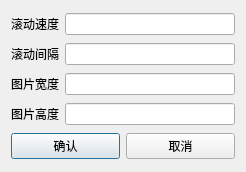
Above: uiconfig.ui from CICSilver/PicMov before the change. Below: the same form after it.
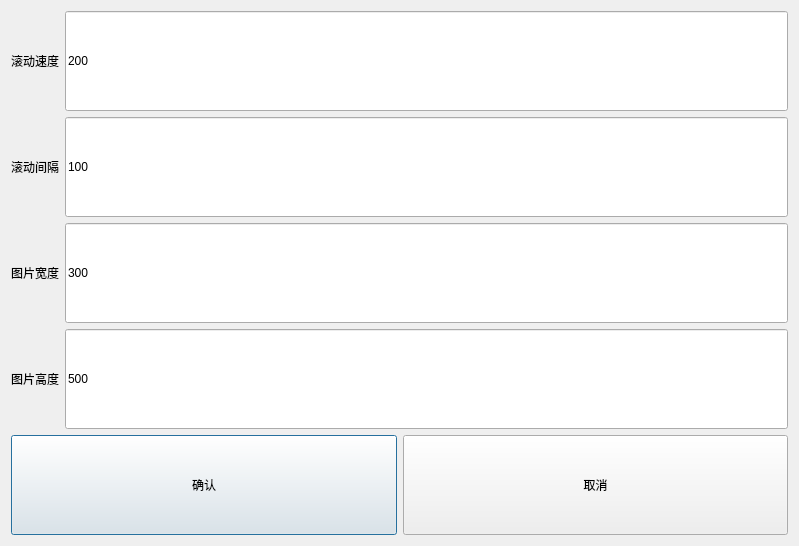
That is the form after the change.

Commit message: 更新设置界面

```diff
--- a/uiconfig.ui
+++ b/uiconfig.ui
@@ -6,19 +6,19 @@
    <rect>
     <x>0</x>
     <y>0</y>
-    <width>246</width>
-    <height>172</height>
+    <width>799</width>
+    <height>546</height>
    </rect>
   </property>
   <property name="sizePolicy">
-   <sizepolicy hsizetype="Fixed" vsizetype="Fixed">
+   <sizepolicy hsizetype="Preferred" vsizetype="Preferred">
     <horstretch>0</horstretch>
     <verstretch>0</verstretch>
    </sizepolicy>
   </property>
   <property name="maximumSize">
    <size>
-    <width>262</width>
+    <width>16777215</width>
     <height>16777215</height>
    </size>
   </property>
@@ -30,13 +30,30 @@
     <layout class="QHBoxLayout" name="horizontalLayout">
      <item>
       <widget class="QLabel" name="label">
+       <property name="styleSheet">
+        <string notr="true">font: 36pt &quot;AniMe Matrix - MB_EN&quot;;</string>
+       </property>
        <property name="text">
         <string>滚动速度</string>
        </property>
       </widget>
      </item>
      <item>
-      <widget class="QLineEdit" name="speedEdit"/>
+      <widget class="QLineEdit" name="speedEdit">
+       <property name="sizePolicy">
+        <sizepolicy hsizetype="Expanding" vsizetype="Expanding">
+         <horstretch>0</horstretch>
+         <verstretch>0</verstretch>
+        </sizepolicy>
+       </property>
+       <property name="styleSheet">
+        <string notr="true">font: 36pt &quot;AniMe Matrix - MB_EN&quot;;
+font: 36pt &quot;黑体&quot;;</string>
+       </property>
+       <property name="text">
+        <string>200</string>
+       </property>
+      </widget>
      </item>
     </layout>
    </item>
@@ -44,13 +61,30 @@
     <layout class="QHBoxLayout" name="horizontalLayout_2">
      <item>
       <widget class="QLabel" name="label_2">
+       <property name="styleSheet">
+        <string notr="true">font: 36pt &quot;AniMe Matrix - MB_EN&quot;;</string>
+       </property>
        <property name="text">
         <string>滚动间隔</string>
        </property>
       </widget>
      </item>
      <item>
-      <widget class="QLineEdit" name="intervalEdit"/>
+      <widget class="QLineEdit" name="intervalEdit">
+       <property name="sizePolicy">
+        <sizepolicy hsizetype="Expanding" vsizetype="Expanding">
+         <horstretch>0</horstretch>
+         <verstretch>0</verstretch>
+        </sizepolicy>
+       </property>
+       <property name="styleSheet">
+        <string notr="true">font: 36pt &quot;AniMe Matrix - MB_EN&quot;;
+font: 36pt &quot;黑体&quot;;</string>
+       </property>
+       <property name="text">
+        <string>100</string>
+       </property>
+      </widget>
      </item>
     </layout>
    </item>
@@ -58,13 +92,30 @@
     <layout class="QHBoxLayout" name="horizontalLayout_3">
      <item>
       <widget class="QLabel" name="label_3">
+       <property name="styleSheet">
+        <string notr="true">font: 36pt &quot;AniMe Matrix - MB_EN&quot;;</string>
+       </property>
        <property name="text">
         <string>图片宽度</string>
        </property>
       </widget>
      </item>
      <item>
-      <widget class="QLineEdit" name="widthEdit"/>
+      <widget class="QLineEdit" name="widthEdit">
+       <property name="sizePolicy">
+        <sizepolicy hsizetype="Expanding" vsizetype="Expanding">
+         <horstretch>0</horstretch>
+         <verstretch>0</verstretch>
+        </sizepolicy>
+       </property>
+       <property name="styleSheet">
+        <string notr="true">font: 36pt &quot;AniMe Matrix - MB_EN&quot;;
+font: 36pt &quot;黑体&quot;;</string>
+       </property>
+       <property name="text">
+        <string>300</string>
+       </property>
+      </widget>
      </item>
     </layout>
    </item>
@@ -72,13 +123,30 @@
     <layout class="QHBoxLayout" name="horizontalLayout_4">
      <item>
       <widget class="QLabel" name="label_4">
+       <property name="styleSheet">
+        <string notr="true">font: 36pt &quot;AniMe Matrix - MB_EN&quot;;</string>
+       </property>
        <property name="text">
         <string>图片高度</string>
        </property>
       </widget>
      </item>
      <item>
-      <widget class="QLineEdit" name="heightEdit"/>
+      <widget class="QLineEdit" name="heightEdit">
+       <property name="sizePolicy">
+        <sizepolicy hsizetype="Expanding" vsizetype="Expanding">
+         <horstretch>0</horstretch>
+         <verstretch>0</verstretch>
+        </sizepolicy>
+       </property>
+       <property name="styleSheet">
+        <string notr="true">font: 36pt &quot;AniMe Matrix - MB_EN&quot;;
+font: 36pt &quot;黑体&quot;;</string>
+       </property>
+       <property name="text">
+        <string>500</string>
+       </property>
+      </widget>
      </item>
     </layout>
    </item>
@@ -86,6 +154,15 @@
     <layout class="QHBoxLayout" name="horizontalLayout_5">
      <item>
       <widget class="QPushButton" name="confirmBtn">
+       <property name="sizePolicy">
+        <sizepolicy hsizetype="Expanding" vsizetype="Expanding">
+         <horstretch>0</horstretch>
+         <verstretch>0</verstretch>
+        </sizepolicy>
+       </property>
+       <property name="styleSheet">
+        <string notr="true">font: 36pt &quot;AniMe Matrix - MB_EN&quot;;</string>
+       </property>
        <property name="text">
         <string>确认</string>
        </property>
@@ -93,6 +170,15 @@
      </item>
      <item>
       <widget class="QPushButton" name="cancelBtn">
+       <property name="sizePolicy">
+        <sizepolicy hsizetype="Expanding" vsizetype="Expanding">
+         <horstretch>0</horstretch>
+         <verstretch>0</verstretch>
+        </sizepolicy>
+       </property>
+       <property name="styleSheet">
+        <string notr="true">font: 36pt &quot;AniMe Matrix - MB_EN&quot;;</string>
+       </property>
        <property name="text">
         <string>取消</string>
        </property>
```
The commit also changes 6 other files.
